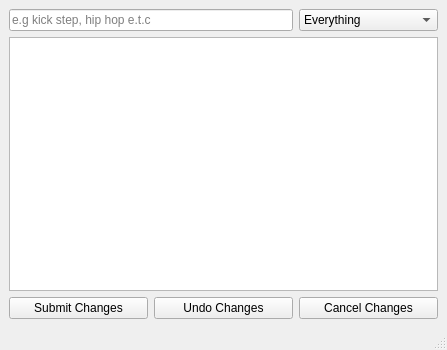
Old version of the form code/dance_app_uis/modify_dance_window.ui in the repository ThaNyneTray/Dance-Training-App.
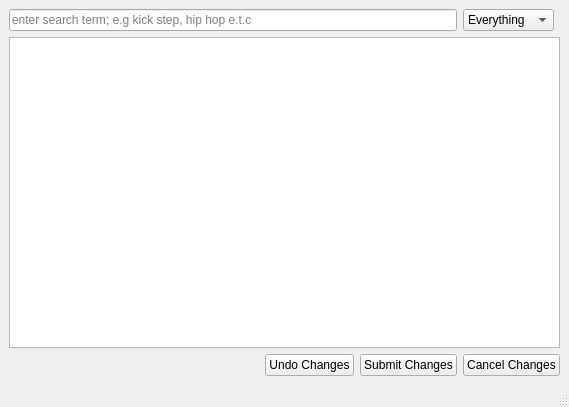
New version of the form.

Commit message: Added search functionality. Can search by name, category, tags, or description, or by everything.

```diff
--- a/code/dance_app_uis/modify_dance_window.ui
+++ b/code/dance_app_uis/modify_dance_window.ui
@@ -6,8 +6,8 @@
             <rect>
                 <x>0</x>
                 <y>0</y>
-                <width>447</width>
-                <height>350</height>
+                <width>569</width>
+                <height>407</height>
             </rect>
         </property>
         <property name="windowTitle">
@@ -15,33 +15,13 @@
         </property>
         <widget class="QWidget" name="centralwidget">
             <layout class="QGridLayout" name="gridLayout">
-                <item row="1" column="0" colspan="3">
-                    <widget class="QTableView" name="moves_View">
-                        <property name="showGrid">
-                            <bool>false</bool>
-                        </property>
-                        <attribute name="verticalHeaderVisible">
-                            <bool>false</bool>
-                        </attribute>
-                    </widget>
-                </item>
-                <item row="2" column="0">
-                    <widget class="QPushButton" name="submit_Button">
-                        <property name="text">
-                            <string>Submit Changes</string>
-                        </property>
-                    </widget>
-                </item>
-                <item row="0" column="2">
+                <item row="0" column="4">
                     <widget class="QComboBox" name="filter_comboBox">
-                        <property name="enabled">
-                            <bool>true</bool>
-                        </property>
-                        <property name="maximumSize">
-                            <size>
-                                <width>150</width>
-                                <height>150</height>
-                            </size>
+                        <property name="sizePolicy">
+                            <sizepolicy hsizetype="Fixed" vsizetype="Fixed">
+                                <horstretch>0</horstretch>
+                                <verstretch>0</verstretch>
+                            </sizepolicy>
                         </property>
                         <item>
                             <property name="text">
@@ -70,24 +50,59 @@
                         </item>
                     </widget>
                 </item>
+                <item row="0" column="0" colspan="4">
+                    <widget class="QLineEdit" name="search_lineEdit">
+                        <property name="placeholderText">
+                            <string>enter search term; e.g kick step, hip hop e.t.c</string>
+                        </property>
+                    </widget>
+                </item>
+                <item row="1" column="0" colspan="5">
+                    <widget class="QTableView" name="moves_View">
+                        <property name="showGrid">
+                            <bool>false</bool>
+                        </property>
+                        <attribute name="verticalHeaderVisible">
+                            <bool>false</bool>
+                        </attribute>
+                    </widget>
+                </item>
                 <item row="2" column="2">
-                    <widget class="QPushButton" name="cancel_Button">
-                        <property name="text">
-                            <string>Cancel Changes</string>
-                        </property>
-                    </widget>
-                </item>
-                <item row="2" column="1">
                     <widget class="QPushButton" name="undo_Button">
+                        <property name="sizePolicy">
+                            <sizepolicy hsizetype="Fixed" vsizetype="Fixed">
+                                <horstretch>0</horstretch>
+                                <verstretch>0</verstretch>
+                            </sizepolicy>
+                        </property>
                         <property name="text">
                             <string>Undo Changes</string>
                         </property>
                     </widget>
                 </item>
-                <item row="0" column="0" colspan="2">
-                    <widget class="QLineEdit" name="search_lineEdit">
-                        <property name="placeholderText">
-                            <string>e.g kick step, hip hop e.t.c</string>
+                <item row="2" column="3">
+                    <widget class="QPushButton" name="submit_Button">
+                        <property name="sizePolicy">
+                            <sizepolicy hsizetype="Fixed" vsizetype="Fixed">
+                                <horstretch>0</horstretch>
+                                <verstretch>0</verstretch>
+                            </sizepolicy>
+                        </property>
+                        <property name="text">
+                            <string>Submit Changes</string>
+                        </property>
+                    </widget>
+                </item>
+                <item row="2" column="4">
+                    <widget class="QPushButton" name="cancel_Button">
+                        <property name="sizePolicy">
+                            <sizepolicy hsizetype="Fixed" vsizetype="Fixed">
+                                <horstretch>0</horstretch>
+                                <verstretch>0</verstretch>
+                            </sizepolicy>
+                        </property>
+                        <property name="text">
+                            <string>Cancel Changes</string>
                         </property>
                     </widget>
                 </item>
```
Left out of the diff: 2 changed lines with no effect on the pictures. The commit also changes 7 other files.
